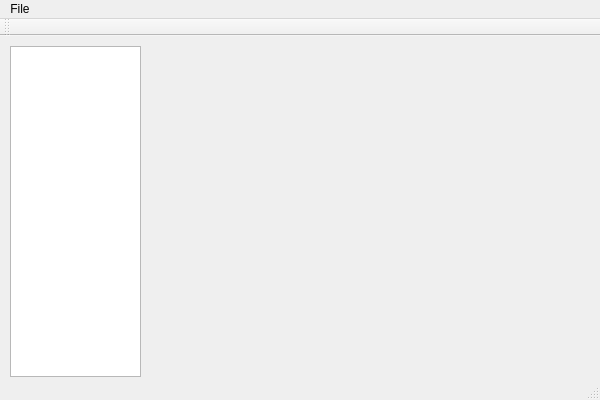
Old version of the form 3_Solution/TestConexiune/QClient/QClient.ui in the repository Aleexuta/POO-Proiect-NOrg.
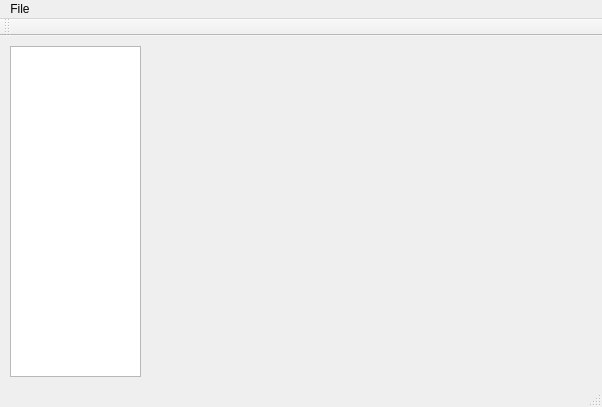
New version of the form.

Diff of the .ui file:
```diff
--- a/3_Solution/TestConexiune/QClient/QClient.ui
+++ b/3_Solution/TestConexiune/QClient/QClient.ui
@@ -6,8 +6,8 @@
    <rect>
     <x>0</x>
     <y>0</y>
-    <width>600</width>
-    <height>400</height>
+    <width>602</width>
+    <height>407</height>
    </rect>
   </property>
   <property name="windowTitle">
@@ -30,7 +30,7 @@
     <rect>
      <x>0</x>
      <y>0</y>
-     <width>600</width>
+     <width>602</width>
      <height>22</height>
     </rect>
    </property>
```
